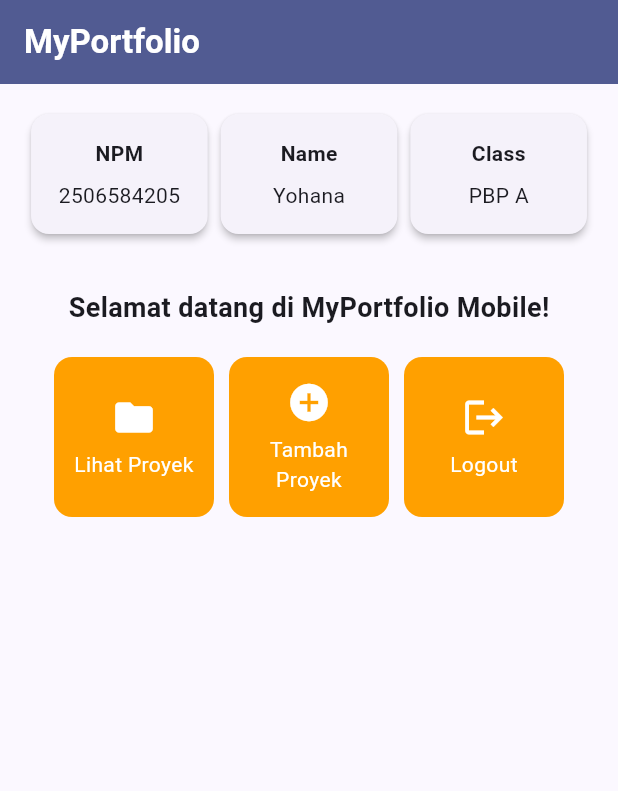
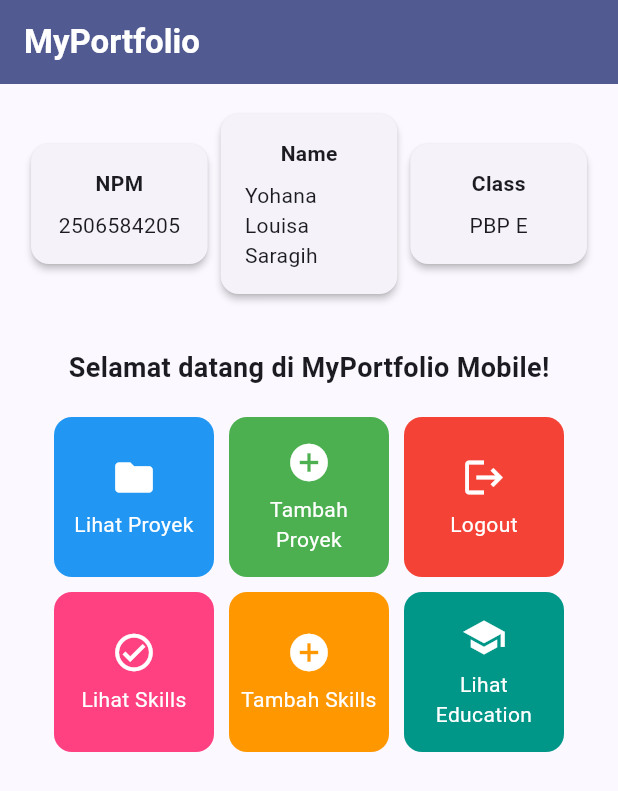
Before and after one commit to yohanalouisa/myportofolio_mobile, a Flutter app: the screen it shows after launch, on a phone screen of 412 x 824 dp. Shown: the top 791 px of the screen. Run offline on Flutter 3.47's test engine with Material 3 defaults, Android fonts, the phone set to English and light mode, and no system bars.

Commit message:
feat: add color to ItemCard

```diff
--- a/lib/menu.dart
+++ b/lib/menu.dart
@@ -4,16 +4,19 @@ class MyHomePage extends StatelessWidget {
   MyHomePage({super.key});
 
   final String npm = "2506584205";
-  final String nama = "Yohana";
-  final String kelas = "PBP A";
+  final String nama = "Yohana Louisa Saragih";
+  final String kelas = "PBP E";
 
   final List<ItemHomepage> items = [
-    ItemHomepage("Lihat Proyek", Icons.folder),
-    ItemHomepage("Tambah Proyek", Icons.add_circle),
-    ItemHomepage("Logout", Icons.logout),
+    ItemHomepage("Lihat Proyek", Icons.folder, Colors.blue),
+    ItemHomepage("Tambah Proyek", Icons.add_circle, Colors.green),
+    ItemHomepage("Logout", Icons.logout, Colors.red),
+    ItemHomepage("Lihat Skills", Icons.check_circle_outline_sharp, Colors.pinkAccent),
+    ItemHomepage("Tambah Skills", Icons.add_circle, Colors.orange),
+    ItemHomepage("Lihat Education", Icons.school, Colors.teal),
   ];
 
-    @override
+  @override
   Widget build(BuildContext context) {
     // Scaffold menyediakan struktur visual dasar halaman (AppBar, Body, SnackBar).
     return Scaffold(
@@ -119,8 +122,9 @@ class InfoCard extends StatelessWidget {
 class ItemHomepage {
   final String name;
   final IconData icon;
+  final Color color;
 
-  ItemHomepage(this.name, this.icon);
+  ItemHomepage(this.name, this.icon, this.color);
 }
 
 class ItemCard extends StatelessWidget {
@@ -132,7 +136,7 @@ class ItemCard extends StatelessWidget {
   Widget build(BuildContext context) {
     return Material(
       // Menggunakan warna sekunder dari skema tema aplikasi.
-      color: Theme.of(context).colorScheme.secondary,
+      color: item.color,
       borderRadius: BorderRadius.circular(12),
       child: InkWell(
         // Aksi ketika kartu ditekan oleh pengguna.
```
